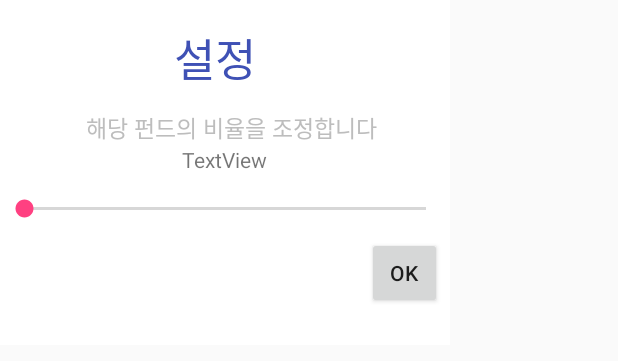
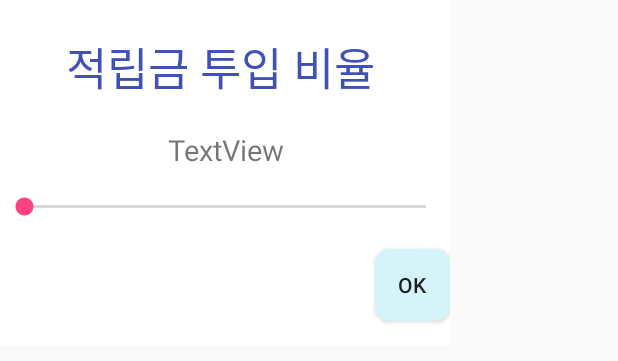
Before and after one commit to csm3907/kyobo, an Android app: the layout dialog.xml on its own in the app's theme, with its tools: preview values and no code run, on a phone screen of 412 x 824 dp. Shown: the top 361 px of the screen. Run offline under Robolectric (Android 15) with nearby library versions, the phone set to English and light mode, and no system bars.

Commit message:
real Final Result

```diff
--- a/app/src/main/AndroidManifest.xml
+++ b/app/src/main/AndroidManifest.xml
@@ -7,7 +7,7 @@
     <application
         android:name=".GlobalApplication"
         android:allowBackup="true"
-        android:icon="@mipmap/ic_launcher"
+        android:icon="@drawable/icon"
         android:label="@string/app_name"
         android:roundIcon="@mipmap/ic_launcher_round"
         android:supportsRtl="true"
--- a/app/src/main/java/com/example/choiseungmin/test_expandable/RecyclerAdapter.java
+++ b/app/src/main/java/com/example/choiseungmin/test_expandable/RecyclerAdapter.java
@@ -82,6 +82,7 @@ public class RecyclerAdapter extends RecyclerView.Adapter<RecyclerAdapter.MyView
     }
 
 
+
     @Override
     public void onBindViewHolder(final RecyclerAdapter.MyViewHolder viewHolder, final int i) {
         //viewHolder.itemTitle.setText(titles[i]);
--- a/app/src/main/java/com/example/choiseungmin/test_expandable/SuccessActivity.java
+++ b/app/src/main/java/com/example/choiseungmin/test_expandable/SuccessActivity.java
@@ -188,8 +188,7 @@ public class SuccessActivity extends AppCompatActivity {
         Date date = new Date();
         SimpleDateFormat sdf = new SimpleDateFormat("''yy년 MM월 dd일 E요일");
         SuccessActivity.KakaoTalkMessageBuilder builder = new SuccessActivity.KakaoTalkMessageBuilder();
-        builder.addParam("MESSAGE", message);
-        builder.addParam("DATE", sdf.format(date));
+        builder.addParam("USERID", "김유석");
 
         KakaoTalkService.requestSendMemo(new KakaoTalkResponseCallback<Boolean>() {
                                              @Override
@@ -229,7 +228,6 @@ public class SuccessActivity extends AppCompatActivity {
         mHandler = new Handler();
         mHandler.postDelayed(new Runnable() {public void run() {new BackGround().execute("http://172.30.70.42/~koo/android.php", "172.30.70.42:3306","root","password","test2","select * from SEND_MESSAGE");}}, 5000);
 
-
         Intent intent2 = new Intent(this,MainActivity.class);
         startActivity(intent2);
         finish();
@@ -246,4 +244,6 @@ public class SuccessActivity extends AppCompatActivity {
                 .fit()
                 .into(iv_user_profile);
     }
+
+
 }
--- a/app/src/main/res/drawable/round_button.xml
+++ b/app/src/main/res/drawable/round_button.xml
@@ -6,8 +6,8 @@
         <shape>
             <solid android:color="#D4F4FA" />
             <corners android:radius="10dp" />
-            <padding android:bottom="20dp" android:left="20dp"
-                android:right="20dp" android:top="20dp" />
+            <padding android:bottom="10dp" android:left="10dp"
+                android:right="10dp" android:top="10dp" />
         </shape>
     </item>
 
--- a/app/src/main/res/layout/card_layout.xml
+++ b/app/src/main/res/layout/card_layout.xml
@@ -51,7 +51,7 @@
                     android:layout_gravity="right"
                     android:layout_weight="1"
                     android:gravity="right"
-                    android:layout_marginRight="60dp"
+                    android:layout_marginRight="45dp"
                     android:text="0.1%"
                     android:textAlignment="gravity"
                     android:textColor="#5CD1E5" />
--- a/app/src/main/res/layout/dialog.xml
+++ b/app/src/main/res/layout/dialog.xml
@@ -12,35 +12,24 @@
         android:id="@+id/textView3"
         android:layout_width="wrap_content"
         android:layout_height="wrap_content"
-        android:layout_alignEnd="@+id/textView9"
         android:layout_alignParentTop="true"
-        android:layout_marginTop="16dp"
-        android:text="설정 "
+        android:layout_gravity="center"
+        android:layout_marginTop="22dp"
+        android:layout_toStartOf="@+id/dialogButtonOK"
+        android:gravity="center"
+        android:text="적립금 투입 비율"
         android:textColor="@color/colorPrimary"
         android:textSize="30sp" />
-
-
-    <TextView
-        android:id="@+id/textViewContents"
-        android:layout_width="wrap_content"
-        android:layout_height="wrap_content"
-        android:layout_alignEnd="@+id/dialogButtonOK"
-        android:layout_below="@+id/textView3"
-        android:layout_gravity="center"
-        android:layout_marginEnd="35dp"
-        android:layout_marginTop="12dp"
-        android:gravity="center"
-        android:text="해당 펀드의 비율을 조정합니다  "
-        android:textColor="#BDBDBD"
-        android:textSize="15sp" />
 
 
     <TextView
         android:id="@+id/textView9"
         android:layout_width="wrap_content"
         android:layout_height="wrap_content"
-        android:layout_below="@+id/textViewContents"
+        android:layout_above="@+id/seekBar"
         android:layout_centerHorizontal="true"
+        android:textSize="19sp"
+        android:layout_marginBottom="16dp"
         android:gravity="center"
         android:text="TextView" />
 
@@ -48,22 +37,20 @@
         android:id="@+id/seekBar"
         android:layout_width="match_parent"
         android:layout_height="wrap_content"
+        android:layout_above="@+id/dialogButtonOK"
         android:layout_alignParentStart="true"
-        android:layout_below="@+id/textView9"
-        android:layout_marginTop="14dp"
-        android:max="100"
-       />
+        android:layout_marginBottom="19dp"
+        android:max="100" />
 
     <Button
         android:id="@+id/dialogButtonOK"
-        android:layout_alignParentRight="true"
+        android:background="@drawable/round_button"
         android:layout_width="50dp"
         android:layout_height="wrap_content"
-        android:text=" Ok "
-        android:layout_marginTop="10dp"
-        android:layout_marginRight="5dp"
-        android:layout_below="@+id/seekBar"
-        />
+        android:layout_alignParentBottom="true"
+        android:layout_alignParentEnd="true"
+        android:layout_marginBottom="16dp"
+        android:text=" Ok " />
 
 
 </RelativeLayout>
--- a/app/src/main/res/values/strings.xml
+++ b/app/src/main/res/values/strings.xml
@@ -1,5 +1,5 @@
 <resources>
-    <string name="app_name">Test_Expandable</string>
+    <string name="app_name">변액보험 관리서비스</string>
     <string name="myString">Mine</string>
     <string name="kakao_app_key">25b54a1599e5bf05b906f9e5a468247c</string>
     <string name="kakao_scheme">kakao25b54a1599e5bf05b906f9e5a468247c</string>
```
Also changed, not shown: app/src/main/java/com/example/choiseungmin/test_expandable/Dialog2.java (+8 -0 lines), app/src/main/java/com/example/choiseungmin/test_expandable/card_demo.java (+8 -0 lines), app/src/main/res/layout/activity_card_demo.xml (+36 -34 lines), app/src/main/res/drawable/icon.gif (added).
